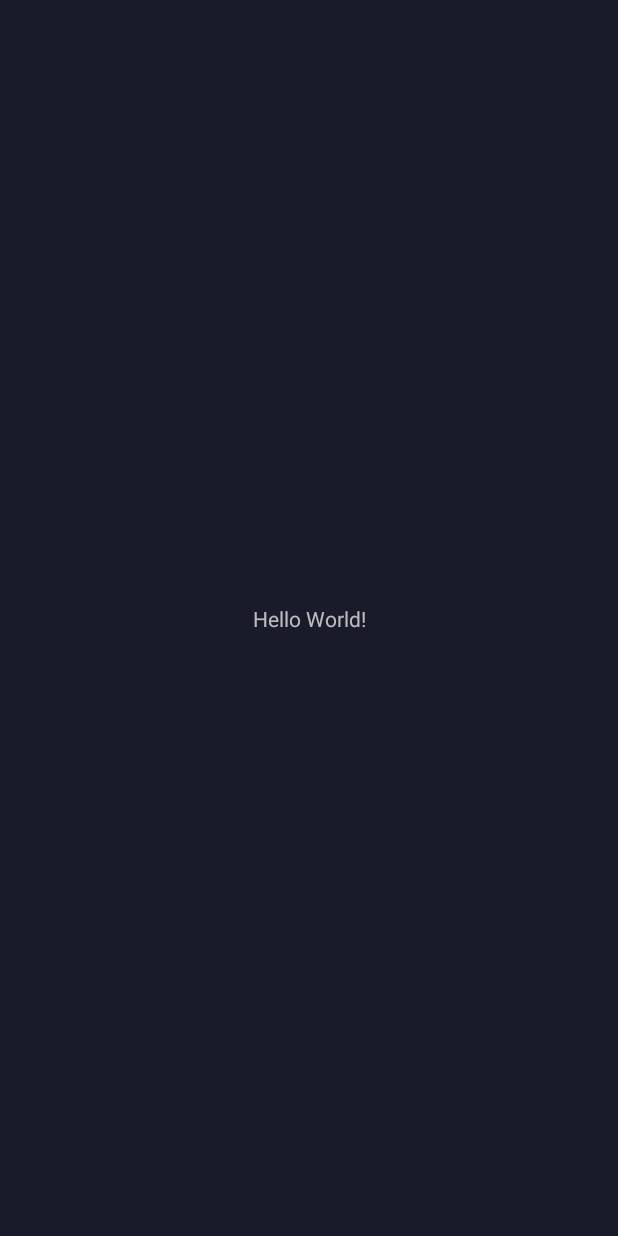
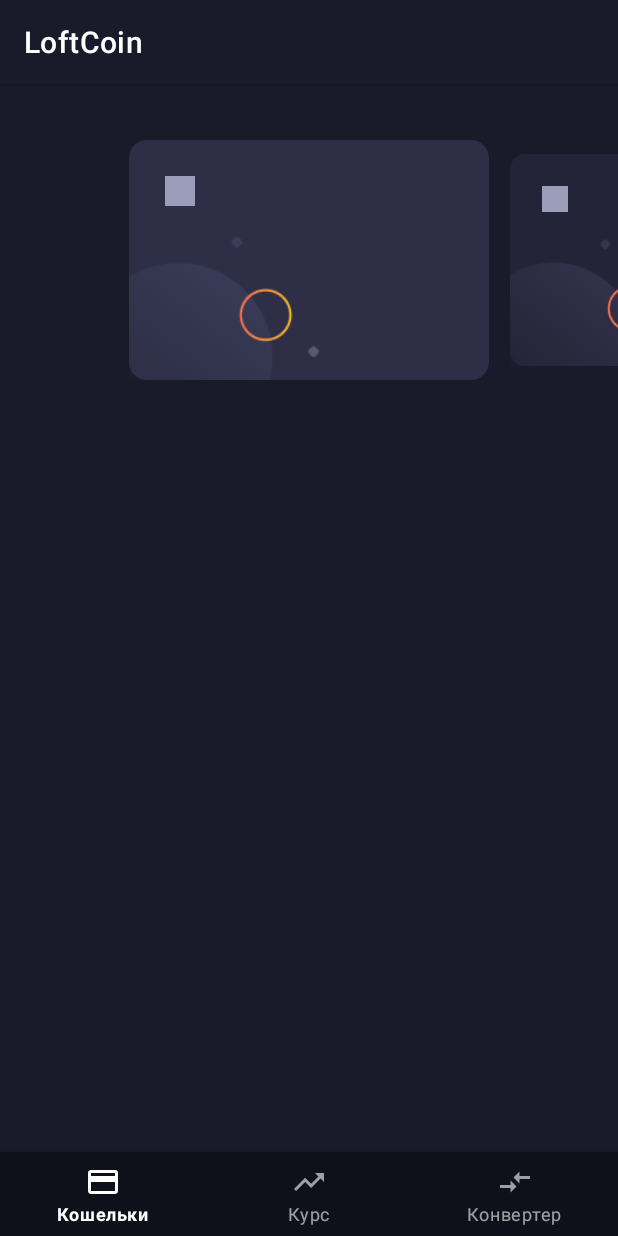
Before and after one commit to 111913/LoftCoin, an Android app: the MainActivity screen opened directly, with no data from a screen before it, on a phone screen of 412 x 824 dp. Before the commit the screen is almost empty. Run offline under Robolectric (Android 15) with nearby library versions, the phone set to English and light mode, and no system bars; our stand-ins replace navigation-ui.

Commit message:
Сверстаны RatesFragment и ConverterFragment, навигационный граф привязан к MainActivity

```diff
--- a/app/src/main/java/com/scorp/loftcoin/ui/main/MainActivity.java
+++ b/app/src/main/java/com/scorp/loftcoin/ui/main/MainActivity.java
@@ -1,6 +1,10 @@
 package com.scorp.loftcoin.ui.main;
 
 import androidx.appcompat.app.AppCompatActivity;
+import androidx.navigation.NavController;
+import androidx.navigation.Navigation;
+import androidx.navigation.ui.AppBarConfiguration;
+import androidx.navigation.ui.NavigationUI;
 
 import android.os.Bundle;
 
@@ -13,6 +17,13 @@ public class MainActivity extends AppCompatActivity {
     protected void onCreate(Bundle savedInstanceState) {
         super.onCreate(savedInstanceState);
         final ActivityMainBinding binding = ActivityMainBinding.inflate(getLayoutInflater());
+        setSupportActionBar(binding.toolbar);
         setContentView(binding.getRoot());
+
+        final NavController navController = Navigation.findNavController(this, R.id.main_host);
+        NavigationUI.setupWithNavController(binding.bottomNav, navController);
+        NavigationUI.setupWithNavController(binding.toolbar, navController, new AppBarConfiguration
+                .Builder(binding.bottomNav.getMenu())
+                .build());
     }
 }
--- /dev/null
+++ b/app/src/main/java/com/scorp/loftcoin/ui/wallets/WalletsAdapter.java
@@ -0,0 +1,44 @@
+package com.scorp.loftcoin.ui.wallets;
+
+import android.view.LayoutInflater;
+import android.view.View;
+import android.view.ViewGroup;
+
+import androidx.annotation.NonNull;
+import androidx.recyclerview.widget.RecyclerView;
+
+import com.scorp.loftcoin.databinding.LiWalletBinding;
+
+public class WalletsAdapter extends RecyclerView.Adapter<WalletsAdapter.ViewHolder> {
+
+    private LayoutInflater inflater;
+
+    @NonNull
+    @Override
+    public ViewHolder onCreateViewHolder(@NonNull ViewGroup parent, int viewType) {
+        final LiWalletBinding binding = LiWalletBinding.inflate(inflater, parent, false);
+        return new ViewHolder(binding);
+    }
+
+    @Override
+    public void onBindViewHolder(@NonNull ViewHolder holder, int position) {
+
+    }
+
+    @Override
+    public int getItemCount() {
+        return 10;
+    }
+
+    @Override
+    public void onAttachedToRecyclerView(@NonNull RecyclerView recyclerView) {
+        super.onAttachedToRecyclerView(recyclerView);
+        inflater = LayoutInflater.from(recyclerView.getContext());
+    }
+
+    static class ViewHolder extends RecyclerView.ViewHolder {
+        public ViewHolder(@NonNull LiWalletBinding binding) {
+            super(binding.getRoot());
+        }
+    }
+}
--- a/app/src/main/java/com/scorp/loftcoin/ui/wallets/WalletsFragment.java
+++ b/app/src/main/java/com/scorp/loftcoin/ui/wallets/WalletsFragment.java
@@ -1,66 +1,84 @@
 package com.scorp.loftcoin.ui.wallets;
 
+import android.content.Context;
 import android.os.Bundle;
 
+import androidx.annotation.NonNull;
+import androidx.annotation.Nullable;
+import androidx.core.content.ContextCompat;
 import androidx.fragment.app.Fragment;
+import androidx.recyclerview.widget.LinearLayoutManager;
+import androidx.recyclerview.widget.PagerSnapHelper;
+import androidx.recyclerview.widget.RecyclerView;
+import androidx.recyclerview.widget.SnapHelper;
 
+import android.util.DisplayMetrics;
+import android.util.TypedValue;
 import android.view.LayoutInflater;
 import android.view.View;
 import android.view.ViewGroup;
 
 import com.scorp.loftcoin.R;
+import com.scorp.loftcoin.databinding.FragmentWalletsBinding;
 
-/**
- * A simple {@link Fragment} subclass.
- * Use the {@link WalletsFragment#newInstance} factory method to
- * create an instance of this fragment.
- */
+
 public class WalletsFragment extends Fragment {
+    private SnapHelper walletsSnapHelper;
 
-    // TODO: Rename parameter arguments, choose names that match
-    // the fragment initialization parameters, e.g. ARG_ITEM_NUMBER
-    private static final String ARG_PARAM1 = "param1";
-    private static final String ARG_PARAM2 = "param2";
-
-    // TODO: Rename and change types of parameters
-    private String mParam1;
-    private String mParam2;
-
-    public WalletsFragment() {
-        // Required empty public constructor
-    }
-
-    /**
-     * Use this factory method to create a new instance of
-     * this fragment using the provided parameters.
-     *
-     * @param param1 Parameter 1.
-     * @param param2 Parameter 2.
-     * @return A new instance of fragment WalletsFragment.
-     */
-    // TODO: Rename and change types and number of parameters
-    public static WalletsFragment newInstance(String param1, String param2) {
-        WalletsFragment fragment = new WalletsFragment();
-        Bundle args = new Bundle();
-        args.putString(ARG_PARAM1, param1);
-        args.putString(ARG_PARAM2, param2);
-        fragment.setArguments(args);
-        return fragment;
+    @Nullable
+    @Override
+    public View onCreateView(@NonNull LayoutInflater inflater, @Nullable ViewGroup container, @Nullable Bundle savedInstanceState) {
+        return inflater.inflate(R.layout.fragment_wallets, container, false);
     }
 
     @Override
-    public void onCreate(Bundle savedInstanceState) {
-        super.onCreate(savedInstanceState);
-        if (getArguments() != null) {
-            mParam1 = getArguments().getString(ARG_PARAM1);
-            mParam2 = getArguments().getString(ARG_PARAM2);
-        }
+    public void onViewCreated(@NonNull View view, @Nullable Bundle savedInstanceState) {
+        super.onViewCreated(view, savedInstanceState);
+        final FragmentWalletsBinding binding = FragmentWalletsBinding.bind(view);
+        walletsSnapHelper = new PagerSnapHelper();
+        walletsSnapHelper.attachToRecyclerView(binding.recycler);
+
+        final TypedValue value = new TypedValue();
+        view.getContext().getTheme().resolveAttribute(R.attr.walletCardWidth, value, true);
+        final DisplayMetrics displayMetrics = view.getContext().getResources().getDisplayMetrics();
+        final int padding = (int) (displayMetrics.widthPixels - value.getDimension(displayMetrics)) / 2;
+        binding.recycler.setPadding(padding, 0, padding, 0);
+        binding.recycler.setClipToPadding(false);
+
+        binding.recycler.addOnScrollListener(new CarouselScroller());
+
+        binding.recycler.setLayoutManager(new LinearLayoutManager(view.getContext(), RecyclerView.HORIZONTAL, false));
+        binding.recycler.setAdapter(new WalletsAdapter());
+        binding.recycler.setVisibility(View.VISIBLE);
+        binding.walletCard.setVisibility(View.GONE);
     }
 
     @Override
-    public View onCreateView(LayoutInflater inflater, ViewGroup container,
-                             Bundle savedInstanceState) {
-        // Inflate the layout for this fragment
-        return inflater.inflate(R.layout.fragment_wallets, container, false);
+    public void onDestroyView() {
+        walletsSnapHelper.attachToRecyclerView(null);
+        super.onDestroyView();
+    }
+
+    private static class CarouselScroller extends RecyclerView.OnScrollListener {
+        @Override
+        public void onScrolled(@NonNull RecyclerView recyclerView, int dx, int dy) {
+            final int centerX = (recyclerView.getLeft() + recyclerView.getRight()) / 2;
+            for (int i = 0; i < recyclerView.getChildCount(); ++i) {
+                final View child = recyclerView.getChildAt(i);
+                final int childCenterX = (child.getLeft() + child.getRight()) / 2;
+                final float childOffset = Math.abs(centerX - childCenterX) / (float) centerX; // 1.2, 0, 1.2
+                float factor = (float) (Math.pow(0.9, childOffset)); // 2^1/1.2, 2^0, 2^// 0.4, 1, 0.4
+
+                if(childCenterX == centerX){
+                    child.setBackground(ContextCompat.getDrawable(child.getContext(),R.drawable.bg_wallet_card));
+                }
+                else {
+                    child.setBackground(ContextCompat.getDrawable(child.getContext(),R.drawable.bg_wallet_card_out_focus));
+                }
+
+                child.setScaleX(factor);
+                child.setScaleY(factor);
+            }
+        }
     }
 }
--- /dev/null
+++ b/app/src/main/res/color/bottom_nav_item.xml
@@ -0,0 +1,5 @@
+<?xml version="1.0" encoding="utf-8"?>
+<selector xmlns:android="http://schemas.android.com/apk/res/android">
+    <item android:alpha="1.0" android:color="?attr/colorOnSurface" android:state_checked="true"/>
+    <item android:alpha="0.6" android:color="?attr/colorOnSurface" />
+</selector>
--- /dev/null
+++ b/app/src/main/res/drawable/bg_wallet_card_out_focus.xml
@@ -0,0 +1,7 @@
+<?xml version="1.0" encoding="utf-8"?>
+<shape xmlns:android="http://schemas.android.com/apk/res/android"
+    android:shape="rectangle">
+
+    <solid android:color="?attr/walletCardBackgroundOutFocus"/>
+    <corners android:radius="12dp"/>
+</shape>
--- /dev/null
+++ b/app/src/main/res/drawable/ic_converter_24.xml
@@ -0,0 +1,9 @@
+<vector xmlns:android="http://schemas.android.com/apk/res/android"
+    android:width="24dp"
+    android:height="24dp"
+    android:viewportWidth="24"
+    android:viewportHeight="24">
+  <path
+      android:fillColor="?attr/colorOnSurface"
+      android:pathData="M9.01,14H2v2h7.01v3L13,15l-3.99,-4V14zM14.99,13v-3H22V8h-7.01V5L11,9L14.99,13z"/>
+</vector>
--- /dev/null
+++ b/app/src/main/res/drawable/ic_rates_24dp.xml
@@ -0,0 +1,9 @@
+<vector xmlns:android="http://schemas.android.com/apk/res/android"
+    android:width="24dp"
+    android:height="24dp"
+    android:viewportWidth="24"
+    android:viewportHeight="24">
+  <path
+      android:fillColor="?attr/colorOnSurface"
+      android:pathData="M16,6l2.29,2.29 -4.88,4.88 -4,-4L2,16.59 3.41,18l6,-6 4,4 6.3,-6.29L22,12V6z"/>
+</vector>
--- /dev/null
+++ b/app/src/main/res/drawable/ic_wallet_24dp.xml
@@ -0,0 +1,9 @@
+<vector xmlns:android="http://schemas.android.com/apk/res/android"
+    android:width="24dp"
+    android:height="24dp"
+    android:viewportWidth="24"
+    android:viewportHeight="24">
+  <path
+      android:fillColor="?attr/colorOnSurface"
+      android:pathData="M20,4L4,4c-1.11,0 -1.99,0.89 -1.99,2L2,18c0,1.11 0.89,2 2,2h16c1.11,0 2,-0.89 2,-2L22,6c0,-1.11 -0.89,-2 -2,-2zM20,18L4,18v-6h16v6zM20,8L4,8L4,6h16v2z"/>
+</vector>
--- a/app/src/main/res/layout/activity_main.xml
+++ b/app/src/main/res/layout/activity_main.xml
@@ -6,13 +6,42 @@
     android:layout_height="match_parent"
     tools:context=".ui.main.MainActivity">
 
-    <TextView
-        android:layout_width="wrap_content"
-        android:layout_height="wrap_content"
-        android:text="Hello World!"
-        app:layout_constraintBottom_toBottomOf="parent"
-        app:layout_constraintLeft_toLeftOf="parent"
-        app:layout_constraintRight_toRightOf="parent"
-        app:layout_constraintTop_toTopOf="parent" />
+   <com.google.android.material.appbar.AppBarLayout
+       android:id="@+id/app_bar"
+       android:layout_width="0dp"
+       android:layout_height="wrap_content"
+       android:theme="?attr/actionBarTheme"
+       app:layout_constraintTop_toTopOf="parent"
+       app:layout_constraintStart_toStartOf="parent"
+       app:layout_constraintEnd_toEndOf="parent">
 
+      <androidx.appcompat.widget.Toolbar
+          android:id="@+id/toolbar"
+          android:layout_width="match_parent"
+          android:layout_height="?attr/actionBarSize"
+          app:popupTheme="?attr/actionBarPopupTheme"/>
+
+   </com.google.android.material.appbar.AppBarLayout>
+
+   <fragment
+       android:id="@+id/main_host"
+       android:name="androidx.navigation.fragment.NavHostFragment"
+       android:layout_width="0dp"
+       android:layout_height="0dp"
+       app:defaultNavHost="true"
+       app:layout_constraintTop_toBottomOf="@id/app_bar"
+       app:layout_constraintStart_toStartOf="parent"
+       app:layout_constraintEnd_toEndOf="parent"
+       app:layout_constraintBottom_toTopOf="@+id/bottom_nav"
+       app:navGraph="@navigation/main_graph"
+       />
+
+   <com.google.android.material.bottomnavigation.BottomNavigationView
+       android:id="@+id/bottom_nav"
+       android:layout_width="match_parent"
+       android:layout_height="wrap_content"
+       app:layout_constraintStart_toStartOf="parent"
+       app:layout_constraintEnd_toEndOf="parent"
+       app:layout_constraintBottom_toBottomOf="parent"
+       app:menu="@menu/nav_main"/>
 </androidx.constraintlayout.widget.ConstraintLayout>
--- a/app/src/main/res/layout/li_wallet.xml
+++ b/app/src/main/res/layout/li_wallet.xml
@@ -4,7 +4,7 @@
     android:layout_height="?attr/walletCardHeight"
     xmlns:app="http://schemas.android.com/apk/res-auto"
     xmlns:tools="http://schemas.android.com/tools"
-    android:background="@drawable/bg_wallet_card">
+    android:background="@drawable/bg_wallet_card_out_focus">
 
     <androidx.constraintlayout.widget.Guideline
         android:id="@+id/guidline_top"
@@ -43,6 +43,7 @@
         tools:src="@tools:sample/avatars"/>
 
     <TextView
+        android:id="@+id/coin"
         android:layout_width="wrap_content"
         android:layout_height="wrap_content"
         android:layout_marginStart="16dp"
--- /dev/null
+++ b/app/src/main/res/menu/nav_main.xml
@@ -0,0 +1,19 @@
+<?xml version="1.0" encoding="utf-8"?>
+<menu xmlns:android="http://schemas.android.com/apk/res/android">
+
+    <item
+        android:id="@+id/wallets"
+        android:icon="@drawable/ic_wallet_24dp"
+        android:title="@string/wallets"/>
+
+    <item
+        android:id="@+id/rates"
+        android:icon="@drawable/ic_rates_24dp"
+        android:title="@string/rates"/>
+
+    <item
+        android:id="@+id/converter"
+        android:icon="@drawable/ic_converter_24"
+        android:title="@string/converter"/>
+
+</menu>
--- /dev/null
+++ b/app/src/main/res/navigation/main_graph.xml
@@ -0,0 +1,25 @@
+<?xml version="1.0" encoding="utf-8"?>
+<navigation xmlns:android="http://schemas.android.com/apk/res/android"
+    xmlns:app="http://schemas.android.com/apk/res-auto"
+    xmlns:tools="http://schemas.android.com/tools"
+    android:id="@+id/main_graph"
+    app:startDestination="@id/wallets">
+
+    <fragment
+        android:id="@+id/wallets"
+        android:name="com.scorp.loftcoin.ui.wallets.WalletsFragment"
+        android:label="@string/wallets"
+        tools:layout="@layout/fragment_wallets" />
+
+    <fragment
+        android:id="@+id/rates"
+        android:name="com.scorp.loftcoin.ui.rates.RatesFragment"
+        android:label="@string/rates"
+        tools:layout="@layout/fragment_rates"/>
+
+    <fragment
+        android:id="@+id/converter"
+        android:name="com.scorp.loftcoin.ui.converter.ConverterFragment"
+        android:label="@string/converter"
+        tools:layout="@layout/fragment_converter"/>
+</navigation>
--- a/app/src/main/res/values/colors.xml
+++ b/app/src/main/res/values/colors.xml
@@ -18,6 +18,7 @@
     <color name="slate">#51526b</color>
     <color name="dusk">#3f415d</color>
     <color name="dark_five">#2e2f47</color>
+    <color name="dark_five_alpha">#7F2e2f47</color>
     <color name="dark_four">#313249</color>
     <color name="dark_six">#191a2a</color>
     <color name="dark_seven">#10101a</color>
--- a/app/src/main/res/values/strings.xml
+++ b/app/src/main/res/values/strings.xml
@@ -9,6 +9,9 @@
     <string name="welcome_page_3_title">Конвертер валют</string>
     <string name="welcome_page_3_subtitle">Узнай сколько эфира в одном биткоине.</string>
     <string name="start_working">Haчать работу</string>
-    <!-- TODO: Remove or change this placeholder text -->
-    <string name="hello_blank_fragment">Hello blank fragment</string>
+
+    <!-- Main Bottom menu -->
+    <string name="wallets">Кошельки</string>
+    <string name="rates">Курс</string>
+    <string name="converter">Конвертер</string>
 </resources>
--- a/app/src/main/res/values/styles.xml
+++ b/app/src/main/res/values/styles.xml
@@ -2,6 +2,7 @@
 
     <attr name="buttonWelcome" format="reference" />
     <attr name="walletCardBackground" format="color|reference" />
+    <attr name="walletCardBackgroundOutFocus" format="color|reference"/>
     <attr name="walletCardWidth" format="dimension|reference" />
     <attr name="walletCardHeight" format="dimension|reference" />
 
@@ -20,8 +21,14 @@
         <item name="textAppearanceHeadline3">@style/TextAppearance.AppTheme.H3</item>
         <item name="textAppearanceHeadline4">@style/TextAppearance.AppTheme.H4</item>
 
+        <item name="actionBarTheme">@style/AppTheme.AppBarOverlay</item>
+        <item name="actionBarPopupTheme">@style/AppTheme.PopupOverlay</item>
+
+        <item name="bottomNavigationStyle">@style/AppTheme.BottomNavigationView</item>
+
         <item name="buttonWelcome">@style/Widget.AppTheme.Button.Welcome</item>
         <item name="walletCardBackground">@color/dark_five</item>
+        <item name="walletCardBackgroundOutFocus">@color/dark_five_alpha</item>
         <item name="walletCardWidth">240dp</item>
         <item name="walletCardHeight">160dp</item>
     </style>
@@ -34,6 +41,18 @@
         <item name="android:paddingEnd">56dp</item>
         <item name="android:clickable">true</item>
         <item name="android:focusable">true</item>
+    </style>
+
+    <style name="AppTheme.AppBarOverlay" parent="ThemeOverlay.MaterialComponents.Dark.ActionBar">
+        <item name="android:background">?attr/colorPrimary</item>
+    </style>
+
+    <style name="AppTheme.PopupOverlay" parent="ThemeOverlay.MaterialComponents.Light"/>
+
+    <style name="AppTheme.BottomNavigationView" parent="Widget.MaterialComponents.BottomNavigationView">
+        <item name="android:background">?attr/colorPrimaryVariant</item>
+        <item name="itemIconTint">@color/bottom_nav_item</item>
+        <item name="itemTextColor">@color/bottom_nav_item</item>
     </style>
 
     <style name="TextAppearance.AppTheme" parent="TextAppearance.MaterialComponents.Body1"/>
```
Also changed, not shown: app/src/main/java/com/scorp/loftcoin/ui/converter/ConverterFragment.java (added, +21 -0 lines), app/src/main/java/com/scorp/loftcoin/ui/rates/RatesFragment.java (added, +21 -0 lines), app/src/main/res/layout/fragment_converter.xml (added, +86 -0 lines), app/src/main/res/layout/fragment_rates.xml (added, +7 -0 lines), app/src/main/res/layout/li_rate.xml (added, +66 -0 lines).
